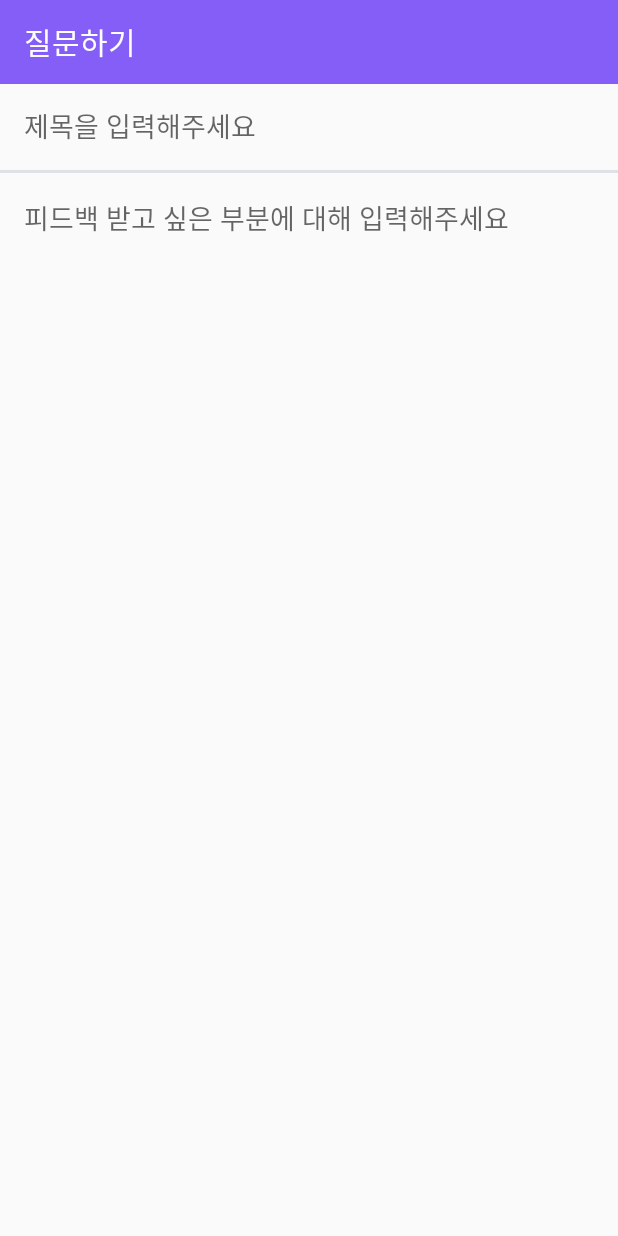
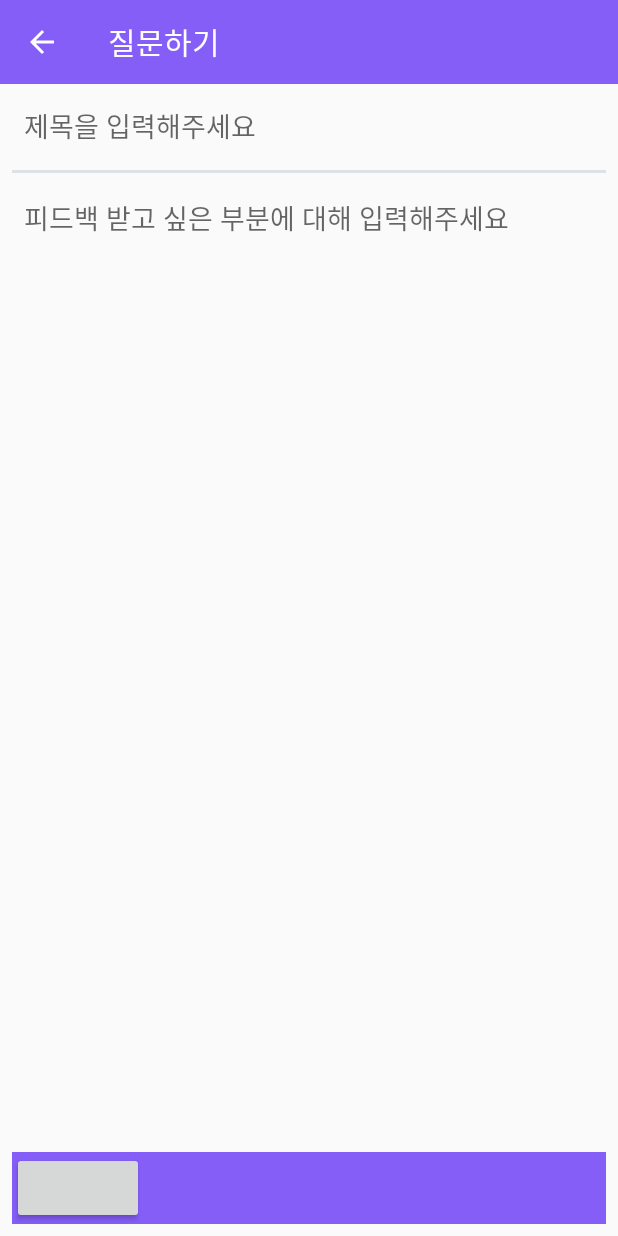
Before and after one commit to Cheongmin/AndroidApp, an Android app: the screen it shows after launch (PostQuestionActivity), on a phone screen of 412 x 824 dp. Run offline under Robolectric (Android 15) with nearby library versions, the phone set to English and light mode, and no system bars.

Commit message:
Extract string to resource and Rename to lower letter

```diff
--- a/app/src/main/java/com/cheongmin/voicereader/PostQuestionActivity.kt
+++ b/app/src/main/java/com/cheongmin/voicereader/PostQuestionActivity.kt
@@ -2,7 +2,7 @@ package com.cheongmin.voicereader
 
 import android.support.v7.app.AppCompatActivity
 import android.os.Bundle
-import kotlinx.android.synthetic.main.activity_main.*
+import kotlinx.android.synthetic.main.activity_post_question.*
 
 class PostQuestionActivity : AppCompatActivity() {
 
@@ -17,9 +17,9 @@ class PostQuestionActivity : AppCompatActivity() {
         setSupportActionBar(toolbar)
 
         supportActionBar?.run {
-            title="질문하기"
+            title = "질문하기"
             setDisplayShowTitleEnabled(true)
-            setDisplayHomeAsUpEnabled(false)
+            setDisplayHomeAsUpEnabled(true)
         }
     }
 }
--- a/app/src/main/res/layout/activity_main.xml
+++ b/app/src/main/res/layout/activity_main.xml
@@ -104,7 +104,7 @@
             android:layout_weight="1.0"
             android:padding="0dp"
             android:background="@drawable/style_flat_button"
-            android:text="@string/PostQuestion"
+            android:text="@string/post_question"
             android:textSize="18sp"
             android:textStyle="bold"
             style="?android:attr/borderlessButtonStyle"/>
@@ -117,7 +117,7 @@
             android:layout_weight="1.0"
             android:padding="0dp"
             android:background="@drawable/style_flat_button"
-            android:text="@string/PostAnswer"
+            android:text="@string/post_answer"
             android:textSize="18sp"
             android:textStyle="bold"
             style="?android:attr/borderlessButtonStyle"/>
--- a/app/src/main/res/layout/activity_post_question.xml
+++ b/app/src/main/res/layout/activity_post_question.xml
@@ -27,7 +27,7 @@
         android:layout_marginTop="8dp"
         android:layout_marginEnd="8dp"
         android:background="@drawable/style_flat_edit_text"
-        android:hint="제목을 입력해주세요"
+        android:hint="@string/post_question_title_hint"
         android:padding="8dp"
         android:singleLine="true"
         app:layout_constraintEnd_toEndOf="parent"
@@ -38,10 +38,13 @@
         android:id="@+id/view"
         android:layout_width="match_parent"
         android:layout_height="2dp"
+        android:layout_marginStart="8dp"
         android:layout_marginTop="8dp"
+        android:layout_marginEnd="8dp"
         android:background="@color/colorGray3"
-        app:layout_constraintTop_toBottomOf="@+id/edit_title"
-        tools:layout_editor_absoluteX="0dp" />
+        app:layout_constraintEnd_toEndOf="parent"
+        app:layout_constraintStart_toStartOf="parent"
+        app:layout_constraintTop_toBottomOf="@+id/edit_title" />
 
     <EditText
         android:id="@+id/edit_content"
@@ -53,13 +56,34 @@
         android:layout_marginBottom="8dp"
         android:background="@drawable/style_flat_edit_text"
         android:gravity="top"
-        android:hint="피드백 받고 싶은 부분에 대해 입력해주세요"
+        android:hint="@string/post_question_content_hint"
+        android:inputType="textMultiLine|textWebEditText"
         android:padding="8dp"
         android:singleLine="false"
-        app:layout_constraintBottom_toBottomOf="parent"
+        app:layout_constraintBottom_toTopOf="@+id/layout_record"
         app:layout_constraintEnd_toEndOf="parent"
         app:layout_constraintStart_toStartOf="parent"
         app:layout_constraintTop_toBottomOf="@+id/view" />
 
+    <LinearLayout
+        android:id="@+id/layout_record"
+        android:layout_width="match_parent"
+        android:layout_height="0dp"
+        android:layout_marginStart="8dp"
+        android:layout_marginEnd="8dp"
+        android:layout_marginBottom="8dp"
+        android:background="@color/colorPrimary"
+        app:layout_constraintBottom_toBottomOf="parent"
+        app:layout_constraintEnd_toEndOf="parent"
+        app:layout_constraintHorizontal_bias="0.0"
+        app:layout_constraintStart_toStartOf="parent">
+
+        <Button
+            android:id="@+id/btn_start_animation"
+            android:layout_width="wrap_content"
+            android:layout_height="wrap_content">
+            녹음
+        </Button>
+    </LinearLayout>
 
 </android.support.constraint.ConstraintLayout>
--- a/app/src/main/res/values/strings.xml
+++ b/app/src/main/res/values/strings.xml
@@ -7,6 +7,8 @@
 
     <!-- TODO: Remove or change this placeholder text -->
     <string name="hello_blank_fragment">Hello blank fragment</string>
-    <string name="PostQuestion">질문하기</string>
-    <string name="PostAnswer">답변하기</string>
+    <string name="post_question">질문하기</string>
+    <string name="post_answer">답변하기</string>
+    <string name="post_question_title_hint">제목을 입력해주세요</string>
+    <string name="post_question_content_hint">피드백 받고 싶은 부분에 대해 입력해주세요</string>
 </resources>
```
